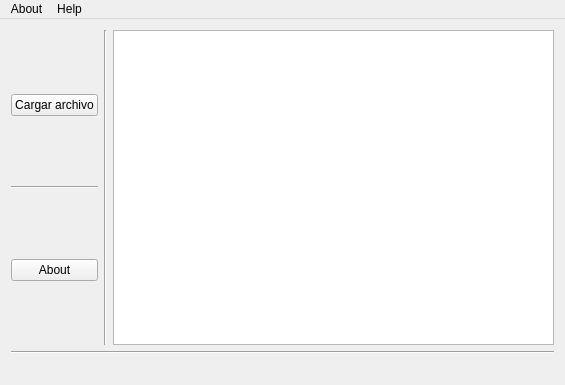
This is mainwindow.ui in SlyJose/Proyecto---Arquitectura-CPU as Qt 5 draws it before an edit. The edited form follows.
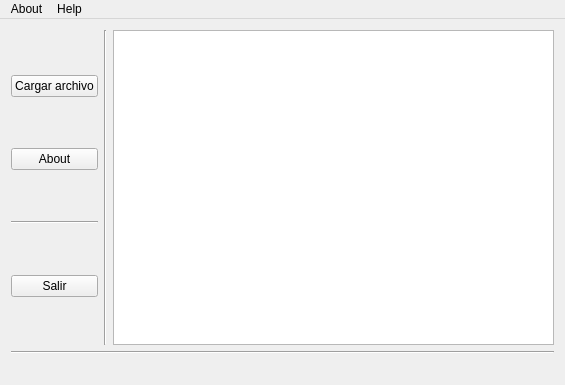
This is the edited form.

Commit message:
Agregado el boton de Salir
Además se oculta el botón de cargar archivos para evitar errores de
ejecución

What changed in the file:
```diff
--- a/mainwindow.ui
+++ b/mainwindow.ui
@@ -36,6 +36,9 @@
        <layout class="QVBoxLayout" name="verticalLayout">
         <item>
          <widget class="QPushButton" name="pushButton">
+          <property name="enabled">
+           <bool>true</bool>
+          </property>
           <property name="styleSheet">
            <string notr="true">font: 13pt &quot;Roboto&quot;;</string>
           </property>
@@ -44,6 +47,13 @@
           </property>
          </widget>
         </item>
+        <item>
+         <widget class="QPushButton" name="aboutButton">
+          <property name="text">
+           <string>About</string>
+          </property>
+         </widget>
+        </item>
         <item>
          <widget class="Line" name="line_2">
           <property name="orientation">
@@ -52,9 +62,12 @@
          </widget>
         </item>
         <item>
-         <widget class="QPushButton" name="aboutButton">
+         <widget class="QPushButton" name="pushButton_2">
+          <property name="enabled">
+           <bool>true</bool>
+          </property>
           <property name="text">
-           <string>About</string>
+           <string>Salir</string>
           </property>
          </widget>
         </item>
```
Left out of the diff: 19 changed lines with no effect on the pictures. The commit also changes 2 other files.
